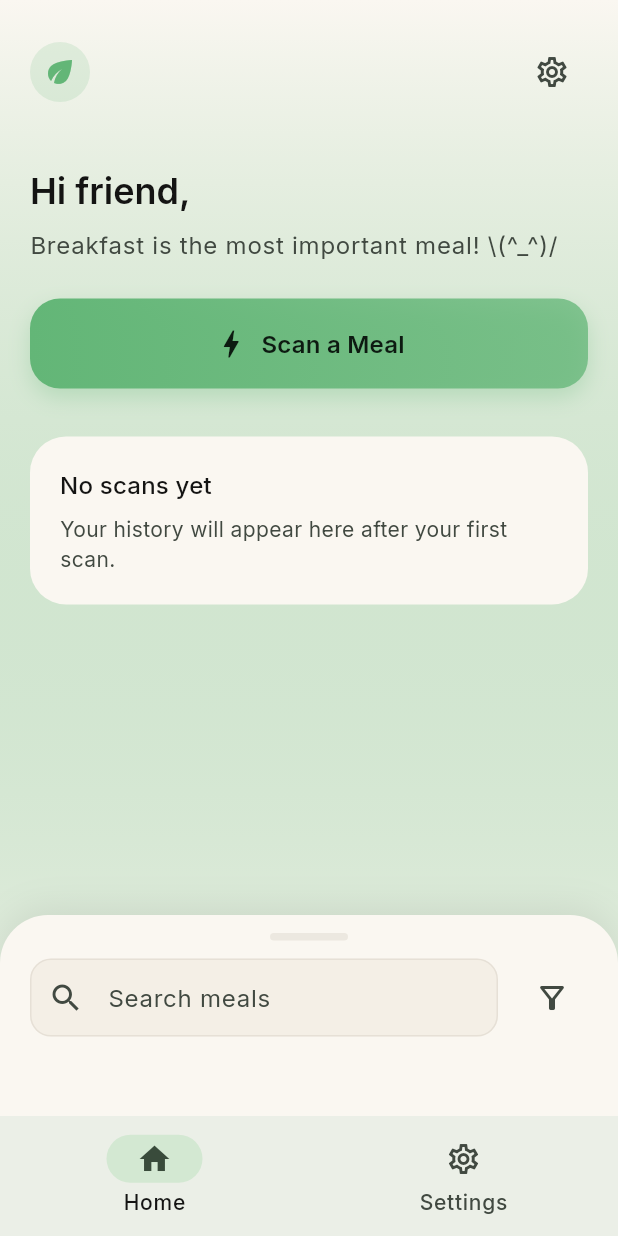
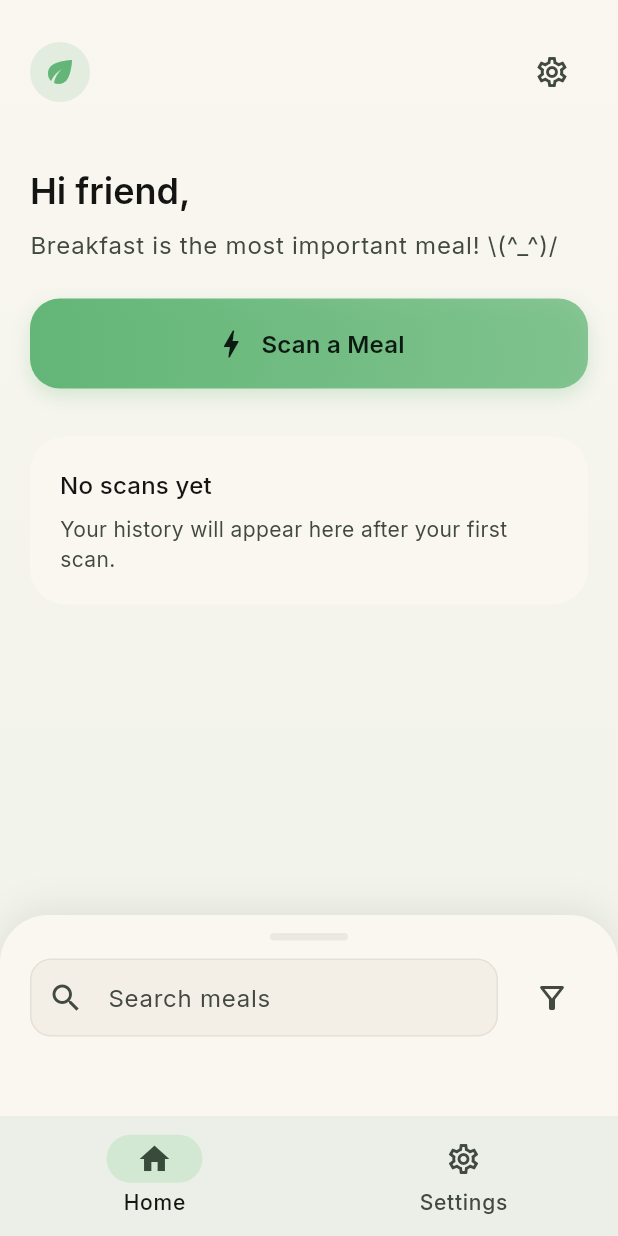
Before and after one commit to Saad-Rahman-Organization/SEG4105-Project, a Flutter app: the HomeScreen screen opened by its route, on a phone screen of 412 x 824 dp. Run offline on Flutter 3.47's test engine with Material 3 defaults, Android fonts, the phone set to English and light mode, and no system bars; our stand-ins replace cached_network_image, camera, connectivity_plus, fl_chart, flutter_animate, flutter_hooks and 10 more; accounts and stored records are empty.

Commit message:
card title tweaks, gradient change, color additions

```diff
--- a/lib/core/widgets/nutri_gradient_button.dart
+++ b/lib/core/widgets/nutri_gradient_button.dart
@@ -19,6 +19,9 @@ class NutriGradientButton extends HookConsumerWidget {
   @override
   Widget build(BuildContext context, WidgetRef ref) {
     final theme = Theme.of(context);
+    final isDark = theme.brightness == Brightness.dark;
+    final basePrimary = isDark ? theme.colorScheme.primaryContainer : theme.colorScheme.primary;
+    final onBasePrimary = isDark ? theme.colorScheme.onPrimaryContainer : theme.colorScheme.onPrimary;
     final pressed = useState(false);
 
     return TweenAnimationBuilder<double>(
@@ -29,16 +32,16 @@ class NutriGradientButton extends HookConsumerWidget {
         decoration: BoxDecoration(
           gradient: LinearGradient(
             colors: [
-              theme.colorScheme.primary,
-              theme.colorScheme.primary.withValues(alpha: 0.75),
+              basePrimary.withValues(alpha: isDark ? 0.88 : 1),
+              basePrimary.withValues(alpha: isDark ? 0.72 : 0.75),
             ],
           ),
           borderRadius: BorderRadius.circular(20),
           boxShadow: [
             BoxShadow(
-              color: theme.colorScheme.primary.withValues(alpha: Theme.of(context).brightness == Brightness.dark ? 0.18 : 0.28),
-              blurRadius: 12,
-              offset: const Offset(0, 6),
+              color: basePrimary.withValues(alpha: isDark ? 0.12 : 0.24),
+              blurRadius: 10,
+              offset: const Offset(0, 5),
             ),
           ],
         ),
@@ -55,13 +58,13 @@ class NutriGradientButton extends HookConsumerWidget {
                 mainAxisSize: MainAxisSize.min,
               children: [
                 if (icon != null) ...[
-                    Icon(icon, color: theme.colorScheme.onPrimary),
+                  Icon(icon, color: onBasePrimary),
                   const SizedBox(width: 8),
                 ],
                 Text(
                   label,
                   style: theme.textTheme.titleMedium?.copyWith(
-                      color: theme.colorScheme.onPrimary,
+                    color: onBasePrimary,
                     fontWeight: FontWeight.w600,
                   ),
                 ),
@@ -73,7 +76,7 @@ class NutriGradientButton extends HookConsumerWidget {
                     child: CircularProgressIndicator(
                       strokeWidth: 2,
                       valueColor: AlwaysStoppedAnimation<Color>(
-                          theme.colorScheme.onPrimary,
+                        onBasePrimary,
                       ),
                     ),
                   ),
--- a/lib/features/home/presentation/home_screen.dart
+++ b/lib/features/home/presentation/home_screen.dart
@@ -23,6 +23,13 @@ class HomeScreen extends HookConsumerWidget {
     final isOffline = ref.watch(connectivityProvider);
     final ctaPressed = useState(false);
     final theme = Theme.of(context);
+    final isDarkMode = theme.brightness == Brightness.dark;
+    final mutedAccent = isDarkMode ? theme.colorScheme.primaryContainer : theme.colorScheme.primary;
+    final backgroundGradient = [
+      theme.colorScheme.surface,
+      Color.alphaBlend(mutedAccent.withValues(alpha: isDarkMode ? 0.05 : 0.04), theme.colorScheme.surface),
+      Color.alphaBlend(mutedAccent.withValues(alpha: isDarkMode ? 0.10 : 0.06), theme.colorScheme.surface),
+    ];
 
     final latest = historyState.entries.isNotEmpty ? historyState.entries.first : null;
 
@@ -42,10 +49,7 @@ class HomeScreen extends HookConsumerWidget {
           Container(
             decoration: BoxDecoration(
               gradient: LinearGradient(
-                colors: [
-                  theme.colorScheme.surface,
-                  theme.colorScheme.primary.withValues(alpha: 0.08),
-                ],
+                colors: backgroundGradient,
                 begin: Alignment.topCenter,
                 end: Alignment.bottomCenter,
               ),
@@ -97,9 +101,9 @@ class HomeScreen extends HookConsumerWidget {
                           if (hour < noonHour && hour >= sunriseHour) {
                             prompt = 'Breakfast is the most important meal! \\(^_^)/';
                           } else if (hour >= noonHour && hour < sunsetHour) {
-                            prompt = 'Perfect time for lunch~ (o^_^o)';
+                            prompt = 'Perfect time for Lunch~ (o^_^o)';
                           } else {
-                            prompt = 'Seems like it\'s dinner time (¬‿¬)';
+                            prompt = 'Seems like it\'s Dinner time (¬‿¬)';
                           }
                           return Text(
                             prompt,
```
Also changed, not shown: lib/features/results/presentation/results_screen.dart (+28 -12 lines). Lines whose indentation alone changed are shown as unchanged.
